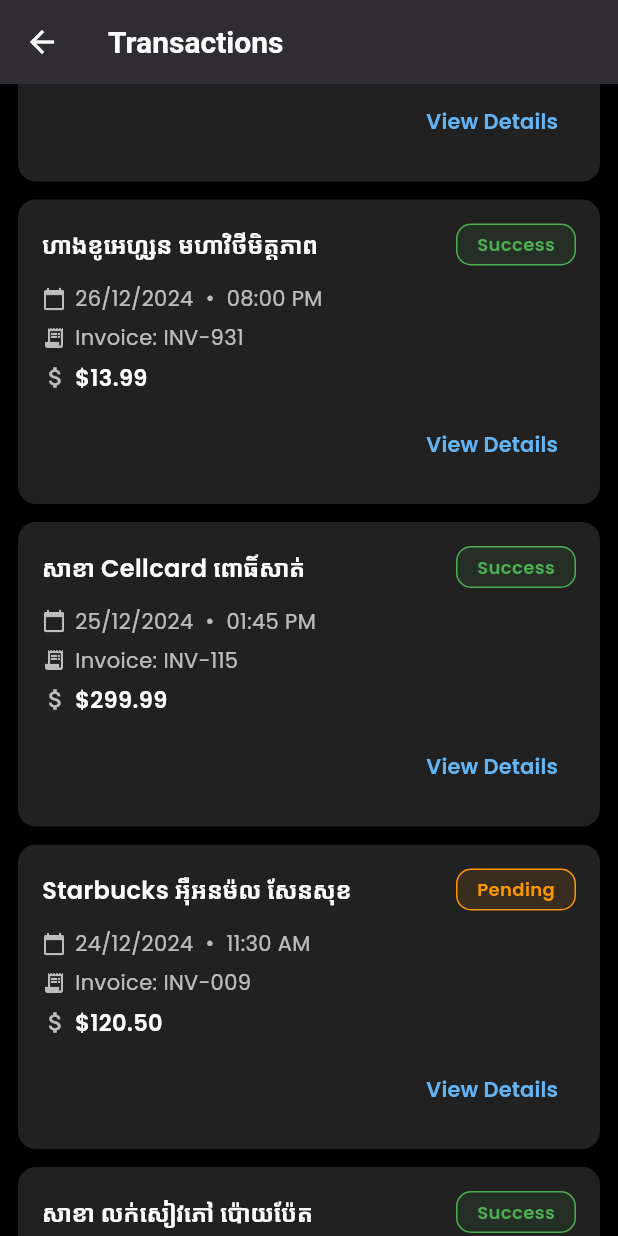
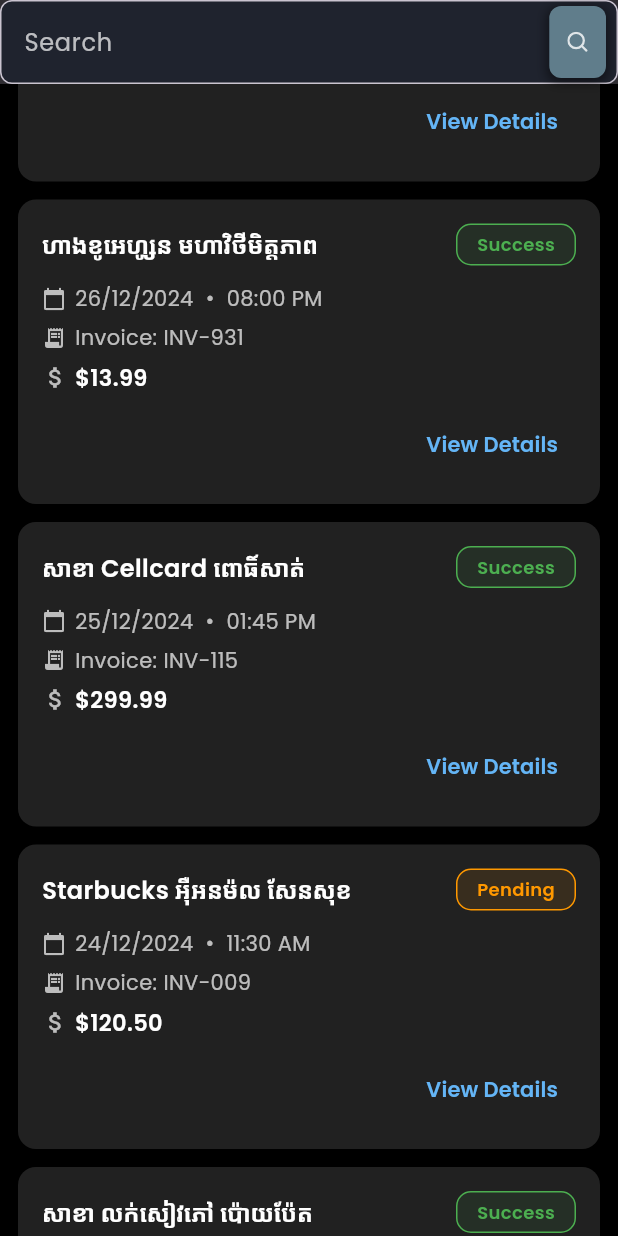
Before and after one commit to kakelay/Dashboard-Admin-Flutter, a Flutter app: the TransactionScreen screen opened directly, scrolled down 576 dp, on a phone screen of 412 x 824 dp. Run offline on Flutter 3.47's test engine with Material 3 defaults, Android fonts, the phone set to English and light mode, and no system bars; our stand-ins replace cached_network_image, fl_chart, flutter_svg, gap, get, google_fonts and 2 more; network calls fail; project files that could hold a hidden picture were left out.

Commit message:
update code dynamic for header

```diff
--- a/lib/app/modules/screens/dashboard/components/header.dart
+++ b/lib/app/modules/screens/dashboard/components/header.dart
@@ -4,19 +4,28 @@ import 'package:flutter/material.dart';
 import '../../../../../responsive.dart';
 
 class Header extends StatelessWidget {
+  final String? title;
+  final Widget? titleWidget;
+  final bool showProfile;
+
   const Header({
     Key? key,
+    this.title,
+    this.titleWidget,
+    this.showProfile = true,
   }) : super(key: key);
 
   @override
   Widget build(BuildContext context) {
+    Widget displayTitle = titleWidget ??
+        Text(
+          title ?? "",
+          style: Theme.of(context).textTheme.titleLarge,
+        );
+
     return Row(
       children: [
-        if (!Responsive.isMobile(context))
-          Text(
-            "Dashboard Admin",
-            style: Theme.of(context).textTheme.titleLarge,
-          ),
+        if (!Responsive.isMobile(context)) displayTitle,
         if (!Responsive.isMobile(context))
           Spacer(flex: Responsive.isDesktop(context) ? 2 : 1),
         Expanded(
@@ -30,11 +39,12 @@ class Header extends StatelessWidget {
             },
           ),
         ),
-        const ProfileCardWidget(
-          profileImageUrl:
-              "https://avatars.githubusercontent.com/u/110383694?v=4",
-          userName: "KakElay",
-        ),
+        if (showProfile)
+          const ProfileCardWidget(
+            profileImageUrl:
+                "https://avatars.githubusercontent.com/u/110383694?v=4",
+            userName: "KakElay",
+          ),
       ],
     );
   }
--- a/lib/app/modules/screens/dashboard/dashboard_screen.dart
+++ b/lib/app/modules/screens/dashboard/dashboard_screen.dart
@@ -19,7 +19,10 @@ class DashboardScreen extends StatelessWidget {
         padding: const EdgeInsets.all(defaultPadding),
         child: Column(
           children: [
-            const Header(),
+            const Header(
+              title: "Dashboard Admin",
+              showProfile: true,
+            ),
             const SizedBox(height: defaultPadding),
             Row(
               crossAxisAlignment: CrossAxisAlignment.start,
--- a/lib/app/modules/screens/transactions/transaction_screen.dart
+++ b/lib/app/modules/screens/transactions/transaction_screen.dart
@@ -1,5 +1,6 @@
 import 'package:admin_dashboard/app/data/Services/data_service.dart';
 import 'package:admin_dashboard/app/data/models/transaction_model.dart';
+import 'package:admin_dashboard/app/modules/screens/dashboard/components/header.dart';
 import 'package:admin_dashboard/responsive.dart';
 import 'package:admin_dashboard/app/cores/themes/theme_provider.dart';
 import 'package:flutter/material.dart';
@@ -223,16 +224,19 @@ class TransactionScreen extends StatelessWidget {
 
     return Scaffold(
       backgroundColor: isDarkMode ? Colors.black : Colors.grey[100],
-      appBar: AppBar(
-        title: const Text('Transactions'),
-        backgroundColor: backgroundColor,
-        iconTheme: IconThemeData(color: textColor),
-        titleTextStyle: TextStyle(
-          color: textColor,
-          fontSize: 20,
-          fontWeight: FontWeight.w600,
+      appBar: PreferredSize(
+        preferredSize: const Size.fromHeight(kToolbarHeight),
+        child: AppBar(
+          automaticallyImplyLeading: false,
+          elevation: 1,
+          backgroundColor: backgroundColor,
+          flexibleSpace: const SafeArea(
+            child: Header(
+              title: "Transactions",
+              showProfile: false,
+            ),
+          ),
         ),
-        elevation: 1,
       ),
       body: FutureBuilder<List<TransactionModel>>(
         future: _dataService.loadTransactions(),
```
